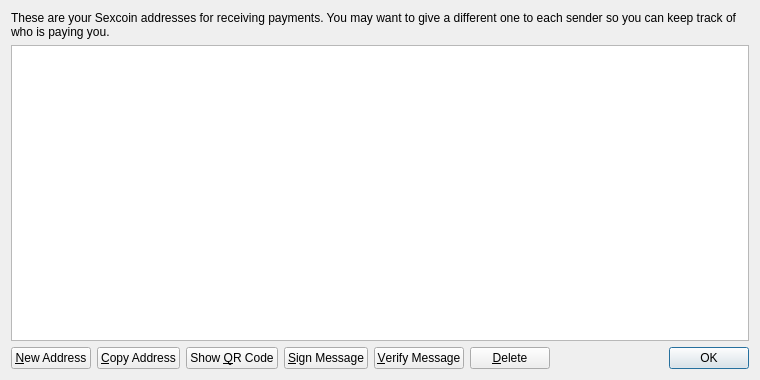
Qt form src/qt/forms/addressbookpage.ui (sexcoin-project/sexcoin) before a commit.
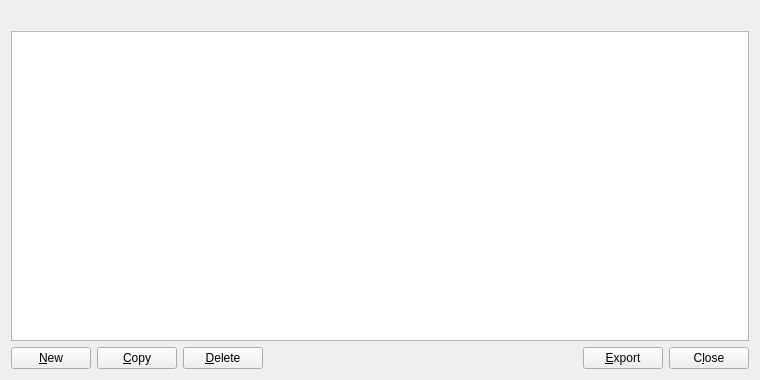
The same form after that commit. Icons and pictures are not drawn.

```diff
--- a/src/qt/forms/addressbookpage.ui
+++ b/src/qt/forms/addressbookpage.ui
@@ -16,9 +16,6 @@
   <layout class="QVBoxLayout" name="verticalLayout">
    <item>
     <widget class="QLabel" name="labelExplanation">
-     <property name="text">
-      <string>These are your Sexcoin addresses for receiving payments. You may want to give a different one to each sender so you can keep track of who is paying you.</string>
-     </property>
      <property name="textFormat">
       <enum>Qt::PlainText</enum>
      </property>
@@ -63,12 +60,15 @@
         <string>Create a new address</string>
        </property>
        <property name="text">
-        <string>&amp;New Address</string>
+        <string>&amp;New</string>
        </property>
        <property name="icon">
         <iconset resource="../bitcoin.qrc">
          <normaloff>:/icons/add</normaloff>:/icons/add</iconset>
        </property>
+       <property name="autoDefault">
+        <bool>false</bool>
+       </property>
       </widget>
      </item>
      <item>
@@ -77,18 +77,14 @@
         <string>Copy the currently selected address to the system clipboard</string>
        </property>
        <property name="text">
-        <string>&amp;Copy Address</string>
+        <string>&amp;Copy</string>
        </property>
        <property name="icon">
         <iconset resource="../bitcoin.qrc">
          <normaloff>:/icons/editcopy</normaloff>:/icons/editcopy</iconset>
        </property>
-      </widget>
-     </item>
-     <item>
-      <widget class="QPushButton" name="showQRCode">
-       <property name="text">
-        <string>Show &amp;QR Code</string>
+       <property name="autoDefault">
+        <bool>false</bool>
        </property>
        <property name="icon">
         <iconset resource="../bitcoin.qrc">
@@ -99,35 +95,7 @@
      <item>
       <widget class="QPushButton" name="signMessage">
        <property name="toolTip">
-        <string>Sign a message to prove you own a Bitcoin address</string>
-       </property>
-       <property name="text">
-        <string>&amp;Sign Message</string>
-       </property>
-       <property name="icon">
-        <iconset resource="../bitcoin.qrc">
-         <normaloff>:/icons/edit</normaloff>:/icons/edit</iconset>
-       </property>
-      </widget>
-     </item>
-     <item>
-      <widget class="QPushButton" name="verifyMessage">
-       <property name="toolTip">
-        <string>Verify a message to ensure it was signed with a specified Bitcoin address</string>
-       </property>
-       <property name="text">
-        <string>&amp;Verify Message</string>
-       </property>
-       <property name="icon">
-        <iconset resource="../bitcoin.qrc">
-         <normaloff>:/icons/transaction_0</normaloff>:/icons/transaction_0</iconset>
-       </property>
-      </widget>
-     </item>
-     <item>
-      <widget class="QPushButton" name="deleteButton">
-       <property name="toolTip">
-        <string>Delete the currently selected address from the list. Only sending addresses can be deleted.</string>
+        <string>Delete the currently selected address from the list</string>
        </property>
        <property name="text">
         <string>&amp;Delete</string>
@@ -136,6 +104,9 @@
         <iconset resource="../bitcoin.qrc">
          <normaloff>:/icons/remove</normaloff>:/icons/remove</iconset>
        </property>
+       <property name="autoDefault">
+        <bool>false</bool>
+       </property>
       </widget>
      </item>
      <item>
@@ -152,15 +123,35 @@
       </spacer>
      </item>
      <item>
-      <widget class="QDialogButtonBox" name="buttonBox">
+      <widget class="QPushButton" name="exportButton">
+       <property name="toolTip">
+        <string>Export the data in the current tab to a file</string>
+       </property>
+       <property name="text">
+        <string>&amp;Export</string>
+       </property>
+       <property name="icon">
+        <iconset resource="../bitcoin.qrc">
+         <normaloff>:/icons/export</normaloff>:/icons/export</iconset>
+       </property>
+       <property name="autoDefault">
+        <bool>false</bool>
+       </property>
+      </widget>
+     </item>
+     <item>
+      <widget class="QPushButton" name="closeButton">
        <property name="sizePolicy">
-        <sizepolicy hsizetype="Maximum" vsizetype="Fixed">
+        <sizepolicy hsizetype="Minimum" vsizetype="Minimum">
          <horstretch>0</horstretch>
          <verstretch>0</verstretch>
         </sizepolicy>
        </property>
-       <property name="standardButtons">
-        <set>QDialogButtonBox::Ok</set>
+       <property name="text">
+        <string>C&amp;lose</string>
+       </property>
+       <property name="autoDefault">
+        <bool>false</bool>
        </property>
       </widget>
      </item>
```
Left out of the diff: 15 changed lines with no effect on the pictures.
